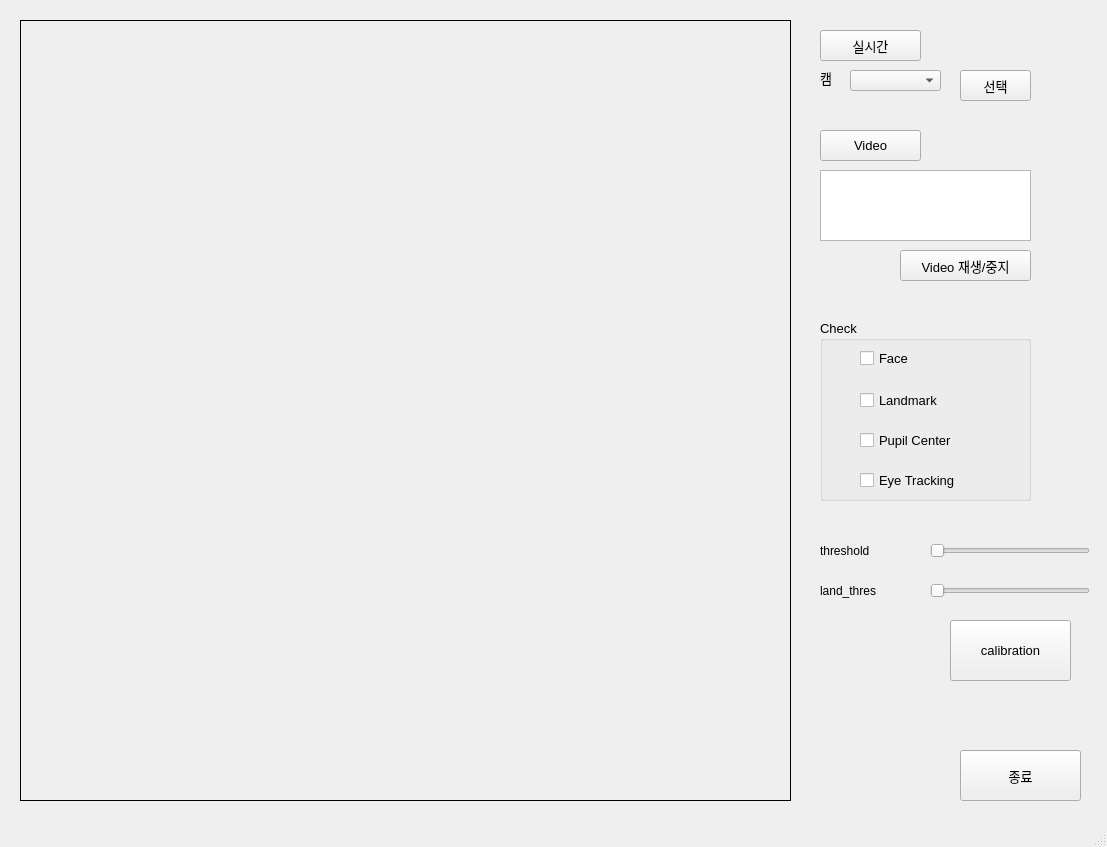
Before: the Qt Designer form sw_window.ui in mjw2705/Face_Landmark_SW, drawn with Qt 5.
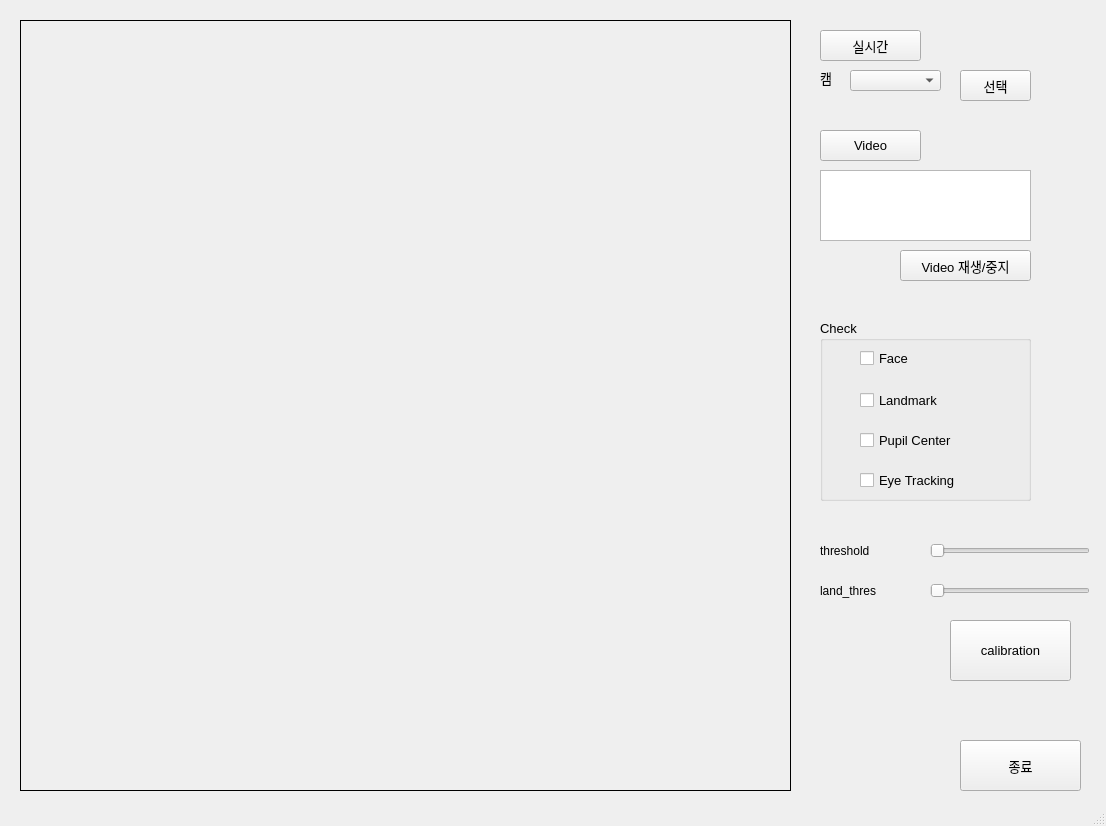
After: the same form once the commit is applied.

Commit message: calibration 추가

```diff
--- a/sw_window.ui
+++ b/sw_window.ui
@@ -6,8 +6,8 @@
    <rect>
     <x>0</x>
     <y>0</y>
-    <width>1107</width>
-    <height>847</height>
+    <width>1106</width>
+    <height>826</height>
    </rect>
   </property>
   <property name="windowTitle">
@@ -134,7 +134,7 @@
       <x>20</x>
       <y>20</y>
       <width>771</width>
-      <height>781</height>
+      <height>771</height>
      </rect>
     </property>
     <property name="frameShape">
@@ -226,7 +226,7 @@
     <property name="geometry">
      <rect>
       <x>960</x>
-      <y>750</y>
+      <y>740</y>
       <width>121</width>
       <height>51</height>
      </rect>
```
The commit also changes 1 other file.
